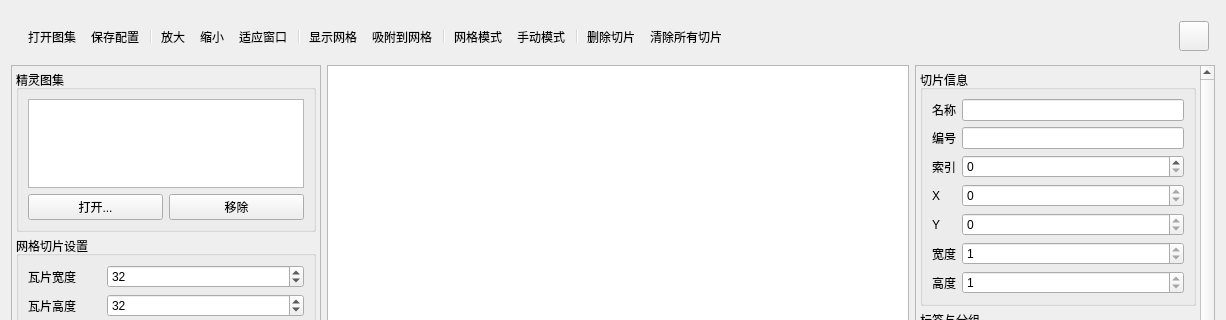
Qt form src/ui/SpriteSliceEditor/SpriteSliceEditorWidget.ui (SSmallOrange/MEditor) before a commit; both pictures show x 0 to 1226 and y 0 to 320 of the 1226 by 826 pixel window.
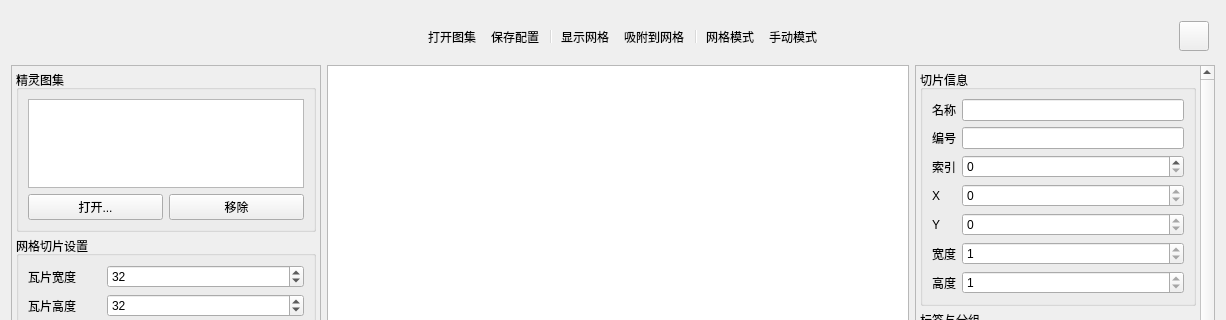
The same form after that commit. Custom widgets are drawn as their Qt base class.

Commit message: feat(UI): 删除冗余UI - 删除SpriteSliceEditorWidget中未实现的顶部工具按钮 - TitleBarWidget 添加导入按钮

```diff
--- a/src/ui/SpriteSliceEditor/SpriteSliceEditorWidget.ui
+++ b/src/ui/SpriteSliceEditor/SpriteSliceEditorWidget.ui
@@ -29,6 +29,22 @@
       <property name="bottomMargin">
        <number>6</number>
       </property>
+      <item>
+       <spacer name="horizontalSpacer_2">
+        <property name="orientation">
+         <enum>Qt::Orientation::Horizontal</enum>
+        </property>
+        <property name="sizeType">
+         <enum>QSizePolicy::Policy::Fixed</enum>
+        </property>
+        <property name="sizeHint" stdset="0">
+         <size>
+          <width>400</width>
+          <height>20</height>
+         </size>
+        </property>
+       </spacer>
+      </item>
       <item>
        <widget class="QToolBar" name="toolBar">
         <property name="movable">
@@ -46,20 +62,26 @@
         <addaction name="actionOpenSheet"/>
         <addaction name="actionSaveConfig"/>
         <addaction name="separator"/>
-        <addaction name="actionZoomIn"/>
-        <addaction name="actionZoomOut"/>
-        <addaction name="actionFitToWindow"/>
-        <addaction name="separator"/>
         <addaction name="actionToggleGrid"/>
         <addaction name="actionSnapToGrid"/>
         <addaction name="separator"/>
         <addaction name="actionGridMode"/>
         <addaction name="actionManualMode"/>
-        <addaction name="separator"/>
-        <addaction name="actionDeleteSlice"/>
-        <addaction name="actionClearSlices"/>
        </widget>
       </item>
+      <item>
+       <spacer name="horizontalSpacer_3">
+        <property name="orientation">
+         <enum>Qt::Orientation::Horizontal</enum>
+        </property>
+        <property name="sizeHint" stdset="0">
+         <size>
+          <width>40</width>
+          <height>20</height>
+         </size>
+        </property>
+       </spacer>
+      </item>
       <item>
        <widget class="QPushButton" name="btnReturn">
         <property name="minimumSize">
@@ -1105,21 +1127,6 @@
     <string>保存配置</string>
    </property>
   </action>
-  <action name="actionZoomIn">
-   <property name="text">
-    <string>放大</string>
-   </property>
-  </action>
-  <action name="actionZoomOut">
-   <property name="text">
-    <string>缩小</string>
-   </property>
-  </action>
-  <action name="actionFitToWindow">
-   <property name="text">
-    <string>适应窗口</string>
-   </property>
-  </action>
   <action name="actionToggleGrid">
    <property name="checkable">
     <bool>true</bool>
@@ -1152,16 +1159,6 @@
     <string>手动模式</string>
    </property>
   </action>
-  <action name="actionDeleteSlice">
-   <property name="text">
-    <string>删除切片</string>
-   </property>
-  </action>
-  <action name="actionClearSlices">
-   <property name="text">
-    <string>清除所有切片</string>
-   </property>
-  </action>
  </widget>
  <customwidgets>
   <customwidget>
```
The commit also changes 5 other files.
